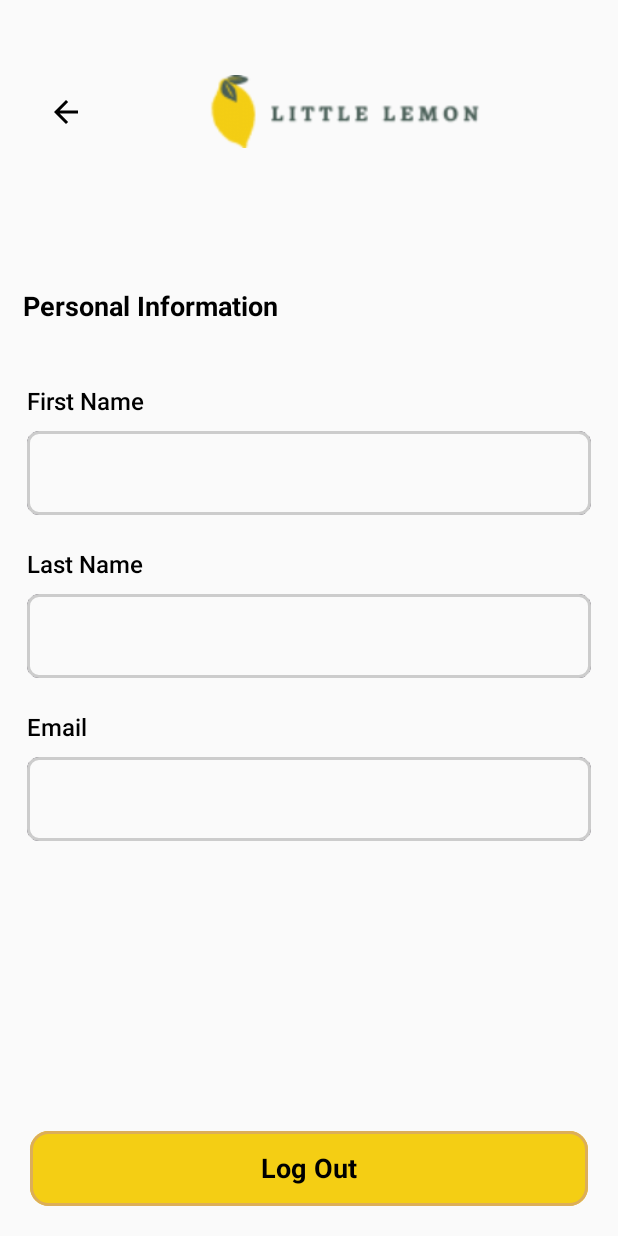
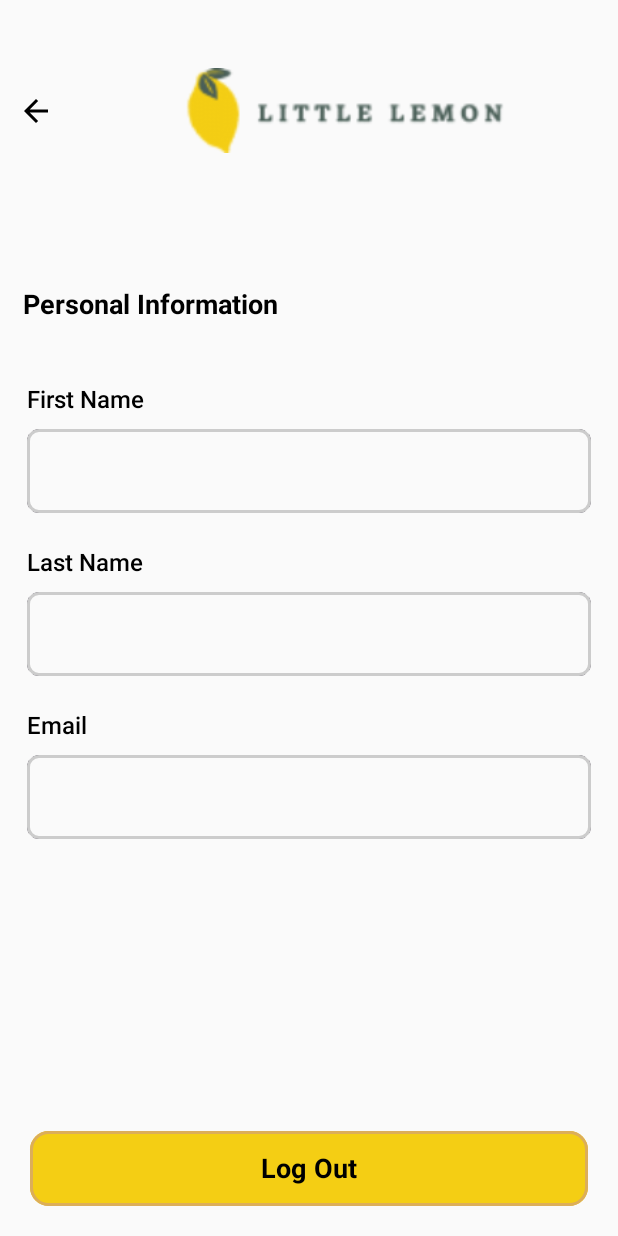
Before and after one commit to 3mohamed-abdelfattah/Little-Limon, an Android app built with Jetpack Compose: the ProfileScreen screen opened through its navigation route, on a phone screen of 412 x 824 dp. Run offline under Robolectric (Android 15) with nearby library versions, the light colour scheme and no system bars.

Commit message:
Finish Profile Screen

```diff
--- a/app/src/main/java/kmp/project/littlelemon/screens/Profile.kt
+++ b/app/src/main/java/kmp/project/littlelemon/screens/Profile.kt
@@ -69,7 +69,7 @@ fun ProfileScreen(navController: NavController) {
         Row(
             modifier = Modifier
                 .fillMaxWidth()
-                .padding(20.dp),
+                .padding(vertical = 15.dp),
             verticalAlignment = Alignment.CenterVertically,
             horizontalArrangement = Arrangement.Start
         ) {
```
